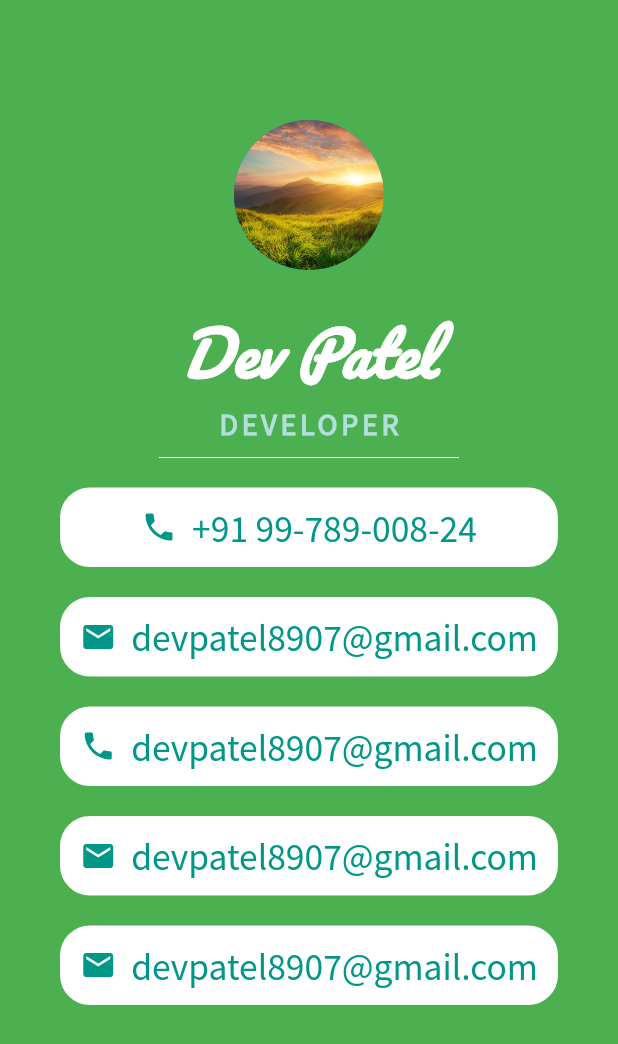
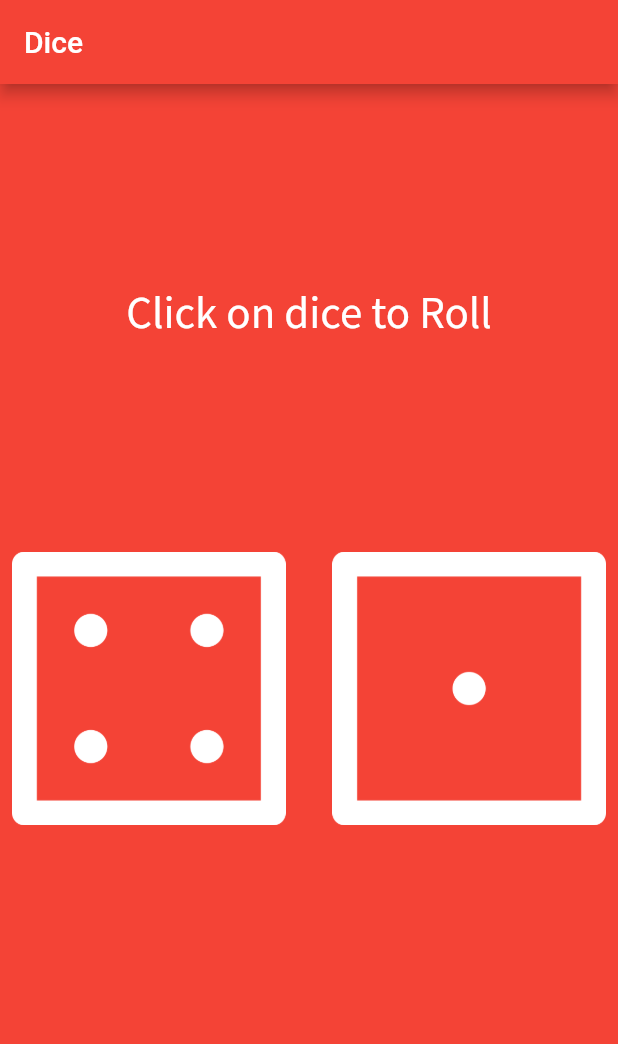
Before and after one commit to dev-jb-007/flutter-intro-app, a Flutter app: the screen it shows after launch, on a phone screen of 412 x 824 dp. Shown: the top 1044 px of the screen. Run offline on Flutter 3.47's test engine with Material 2 defaults, Android fonts, the phone set to English and light mode, and no system bars.

Commit message:
Dice-App

```diff
--- a/lib/main.dart
+++ b/lib/main.dart
@@ -1,7 +1,36 @@
 import 'package:flutter/material.dart';
+import 'dart:math';
 
 void main() {
-  runApp(MyApp());
+  runApp(MaterialApp(
+    debugShowCheckedModeBanner: false,
+    home: Scaffold(
+        backgroundColor: Colors.red,
+        appBar: AppBar(
+          backgroundColor: Colors.red,
+          title: Text(
+            'Dice',
+          ),
+        ),
+        body: Column(
+          mainAxisAlignment: MainAxisAlignment.spaceEvenly,
+          mainAxisSize: MainAxisSize.max,
+          children: [
+            Text(
+                'Click on dice to Roll',
+              style: TextStyle(
+                fontSize: 30.0,
+                color: Colors.white,
+                fontFamily: 'Source Sans Pro'
+              ),
+            ),
+            DicePage(),
+            Container(
+              width: double.infinity,
+            ),
+          ],
+        )),
+  ));
 }
 
 class MyApp extends StatelessWidget {
@@ -12,7 +41,7 @@ class MyApp extends StatelessWidget {
       home: Scaffold(
         backgroundColor: Colors.green,
         body: SafeArea(
-          child:Column(
+          child: Column(
             mainAxisSize: MainAxisSize.max,
             // mainAxisAlignment: MainAxisAlignment.center,
             crossAxisAlignment: CrossAxisAlignment.center,
@@ -34,8 +63,7 @@ class MyApp extends StatelessWidget {
                     fontWeight: FontWeight.bold,
                     fontStyle: FontStyle.italic,
                     fontFamily: 'Pacifico',
-                  color: Colors.white
-                ),
+                    color: Colors.white),
               ),
               Text(
                 'DEVELOPER',
@@ -43,9 +71,8 @@ class MyApp extends StatelessWidget {
                   fontSize: 20.0,
                   color: Colors.teal[100],
                   letterSpacing: 2.5,
-                  fontFamily:'Source Sans Pro',
+                  fontFamily: 'Source Sans Pro',
                   fontWeight: FontWeight.bold,
-
                 ),
               ),
               SizedBox(
@@ -57,22 +84,18 @@ class MyApp extends StatelessWidget {
               ),
               Container(
                 // color: Colors.white,
-                margin: EdgeInsets.symmetric(vertical: 10.0,horizontal: 40.0),
+                margin: EdgeInsets.symmetric(vertical: 10.0, horizontal: 40.0),
                 padding: EdgeInsets.all(10.0),
                 decoration: BoxDecoration(
                     color: Colors.white,
                     border: Border.all(
                       color: Colors.white,
                     ),
-                  borderRadius:BorderRadius.circular(20)
-                ),
+                    borderRadius: BorderRadius.circular(20)),
                 child: Row(
                   mainAxisAlignment: MainAxisAlignment.center,
                   children: [
-                    Icon(
-                      Icons.phone,
-                      color:Colors.teal
-                    ),
+                    Icon(Icons.phone, color: Colors.teal),
                     SizedBox(
                       width: 10.0,
                     ),
@@ -81,30 +104,25 @@ class MyApp extends StatelessWidget {
                       style: TextStyle(
                           color: Colors.teal,
                           fontSize: 25.0,
-                        fontFamily: 'Source Sans Pro'
-                      ),
+                          fontFamily: 'Source Sans Pro'),
                     )
                   ],
                 ),
               ),
               Container(
                 // color: Colors.white,
-                margin: EdgeInsets.symmetric(vertical: 10.0,horizontal: 40.0),
+                margin: EdgeInsets.symmetric(vertical: 10.0, horizontal: 40.0),
                 padding: EdgeInsets.all(10.0),
                 decoration: BoxDecoration(
                     color: Colors.white,
                     border: Border.all(
                       color: Colors.white,
                     ),
-                    borderRadius:BorderRadius.circular(20)
-                ),
+                    borderRadius: BorderRadius.circular(20)),
                 child: Row(
                   mainAxisAlignment: MainAxisAlignment.center,
                   children: [
-                    Icon(
-                        Icons.mail,
-                        color:Colors.teal
-                    ),
+                    Icon(Icons.mail, color: Colors.teal),
                     SizedBox(
                       width: 10.0,
                     ),
@@ -113,30 +131,25 @@ class MyApp extends StatelessWidget {
                       style: TextStyle(
                           color: Colors.teal,
                           fontSize: 25.0,
-                          fontFamily: 'Source Sans Pro'
-                      ),
+                          fontFamily: 'Source Sans Pro'),
                     )
                   ],
                 ),
               ),
               Container(
                 // color: Colors.white,
-                margin: EdgeInsets.symmetric(vertical: 10.0,horizontal: 40.0),
+                margin: EdgeInsets.symmetric(vertical: 10.0, horizontal: 40.0),
                 padding: EdgeInsets.all(10.0),
                 decoration: BoxDecoration(
                     color: Colors.white,
                     border: Border.all(
                       color: Colors.white,
                     ),
-                    borderRadius:BorderRadius.circular(20)
-                ),
+                    borderRadius: BorderRadius.circular(20)),
                 child: Row(
                   mainAxisAlignment: MainAxisAlignment.center,
                   children: [
-                    Icon(
-                        Icons.phone,
-                        color:Colors.teal
-                    ),
+                    Icon(Icons.phone, color: Colors.teal),
                     SizedBox(
                       width: 10.0,
                     ),
@@ -145,30 +158,25 @@ class MyApp extends StatelessWidget {
                       style: TextStyle(
                           color: Colors.teal,
                           fontSize: 25.0,
-                          fontFamily: 'Source Sans Pro'
-                      ),
+                          fontFamily: 'Source Sans Pro'),
                     )
                   ],
                 ),
               ),
               Container(
                 // color: Colors.white,
-                margin: EdgeInsets.symmetric(vertical: 10.0,horizontal: 40.0),
+                margin: EdgeInsets.symmetric(vertical: 10.0, horizontal: 40.0),
                 padding: EdgeInsets.all(10.0),
                 decoration: BoxDecoration(
                     color: Colors.white,
                     border: Border.all(
                       color: Colors.white,
                     ),
-                    borderRadius:BorderRadius.circular(20)
-                ),
+                    borderRadius: BorderRadius.circular(20)),
                 child: Row(
                   mainAxisAlignment: MainAxisAlignment.center,
                   children: [
-                    Icon(
-                        Icons.mail,
-                        color:Colors.teal
-                    ),
+                    Icon(Icons.mail, color: Colors.teal),
                     SizedBox(
                       width: 10.0,
                     ),
@@ -177,30 +185,25 @@ class MyApp extends StatelessWidget {
                       style: TextStyle(
                           color: Colors.teal,
                           fontSize: 25.0,
-                          fontFamily: 'Source Sans Pro'
-                      ),
+                          fontFamily: 'Source Sans Pro'),
                     )
                   ],
                 ),
               ),
               Container(
                 // color: Colors.white,
-                margin: EdgeInsets.symmetric(vertical: 10.0,horizontal: 40.0),
+                margin: EdgeInsets.symmetric(vertical: 10.0, horizontal: 40.0),
                 padding: EdgeInsets.all(10.0),
                 decoration: BoxDecoration(
                     color: Colors.white,
                     border: Border.all(
                       color: Colors.white,
                     ),
-                    borderRadius:BorderRadius.circular(20)
-                ),
+                    borderRadius: BorderRadius.circular(20)),
                 child: Row(
                   mainAxisAlignment: MainAxisAlignment.center,
                   children: [
-                    Icon(
-                        Icons.mail,
-                        color:Colors.teal
-                    ),
+                    Icon(Icons.mail, color: Colors.teal),
                     SizedBox(
                       width: 10.0,
                     ),
@@ -209,8 +212,7 @@ class MyApp extends StatelessWidget {
                       style: TextStyle(
                           color: Colors.teal,
                           fontSize: 25.0,
-                          fontFamily: 'Source Sans Pro'
-                      ),
+                          fontFamily: 'Source Sans Pro'),
                     )
                   ],
                 ),
@@ -225,3 +227,49 @@ class MyApp extends StatelessWidget {
     );
   }
 }
+
+class DicePage extends StatefulWidget {
+  @override
+  State<DicePage> createState() => _DicePageState();
+}
+
+class _DicePageState extends State<DicePage> {
+  int leftDiceNum = 4;
+  int rightDiceNum = 1;
+  @override
+  Widget build(BuildContext context) {
+    return Row(
+      // padding:EdgeInsets.all(16.0),
+      mainAxisAlignment: MainAxisAlignment.spaceEvenly,
+      // crossAxisAlignment: CrossAxisAlignment.center,
+      mainAxisSize: MainAxisSize.max,
+      children: [
+        Expanded(
+          child: TextButton(
+            child: Image.asset('images/dice$leftDiceNum.png'),
+            onPressed: () {
+              setState(() {
+                leftDiceNum = Random().nextInt(6) + 1;
+                rightDiceNum = Random().nextInt(6) + 1;
+              });
+            },
+          ),
+        ),
+        SizedBox(
+          width: 15.0,
+        ),
+        Expanded(
+          child: TextButton(
+            onPressed: () {
+              setState(() {
+                rightDiceNum = Random().nextInt(6) + 1;
+                leftDiceNum = Random().nextInt(6) + 1;
+              });
+            },
+            child: Image.asset('images/dice$rightDiceNum.png'),
+          ),
+        ),
+      ],
+    );
+  }
+}
--- a/pubspec.yaml
+++ b/pubspec.yaml
@@ -60,6 +60,7 @@ flutter:
   # To add assets to your application, add an assets section, like this:
   assets:
     - images/diamond.jpg
+    - images/
 
   # An image asset can refer to one or more resolution-specific "variants", see
   # https://flutter.dev/assets-and-images/#resolution-aware.
```
Also changed, not shown: images/dice1.png (added), images/dice2.png (added), images/dice3.png (added), images/dice4.png (added), images/dice5.png (added), images/dice6.png (added). Lines whose indentation alone changed are shown as unchanged.
